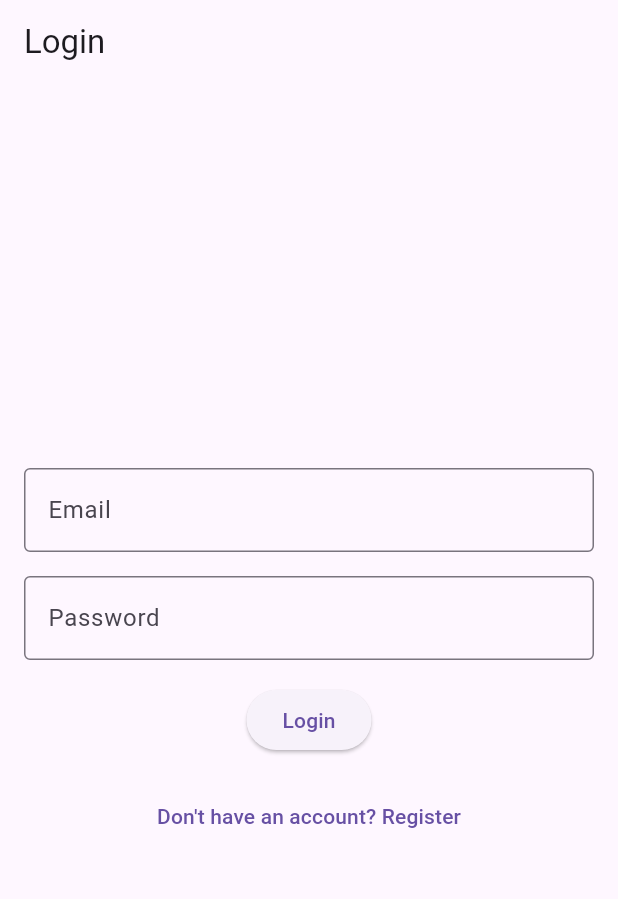
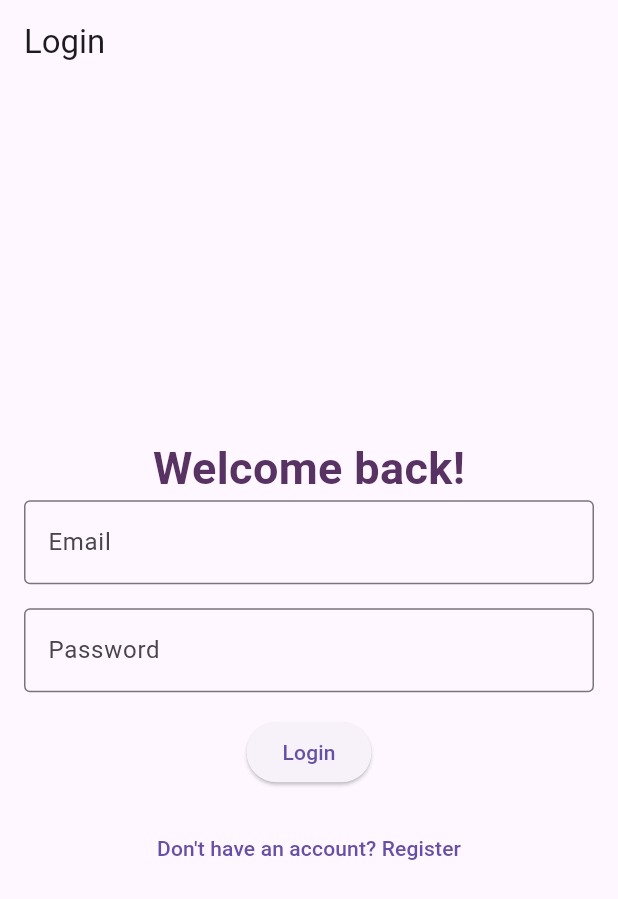
Before and after one commit to Chrislou23/flutter-group7, a Flutter app: the screen it shows after launch, on a phone screen of 412 x 824 dp. Shown: the top 899 px of the screen. Run offline on Flutter 3.47's test engine with Material 3 defaults, Android fonts, the phone set to English and light mode, and no system bars; our stand-ins replace cloud_firestore, firebase_auth, firebase_core, firebase_storage, image_picker, shared_preferences; accounts and stored records are empty.

Commit message:
Fixed bug in login page

```diff
--- a/lib/pages/account_page/login_page.dart
+++ b/lib/pages/account_page/login_page.dart
@@ -60,7 +60,17 @@ class _LoginPageState extends State<LoginPage> {
         padding: const EdgeInsets.all(16.0),
         child: Column(
           mainAxisAlignment: MainAxisAlignment.center,
+          crossAxisAlignment: CrossAxisAlignment.center,
           children: [
+            const Text(
+              'Welcome back!',
+              style: TextStyle(
+                fontSize: 30,
+                fontWeight: FontWeight.bold,
+                color: Color.fromARGB(
+                    255, 87, 50, 98), // Change this color as desired
+              ),
+            ),
             TextField(
               controller: _emailController,
               decoration: const InputDecoration(
```
